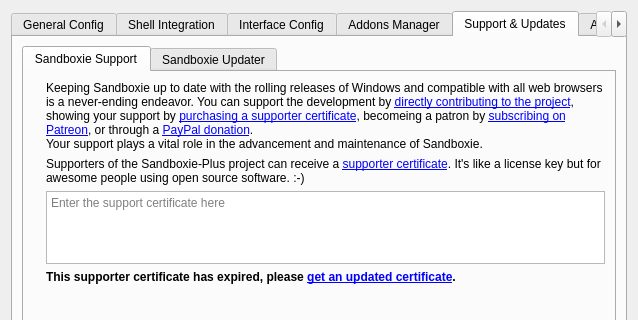
Above: SandboxiePlus/SandMan/Forms/SettingsWindow.ui from sandboxie-plus/Sandboxie before the change; both pictures show x 0 to 638 and y 0 to 320 of the 638 by 508 pixel window. Below: the same form after it.
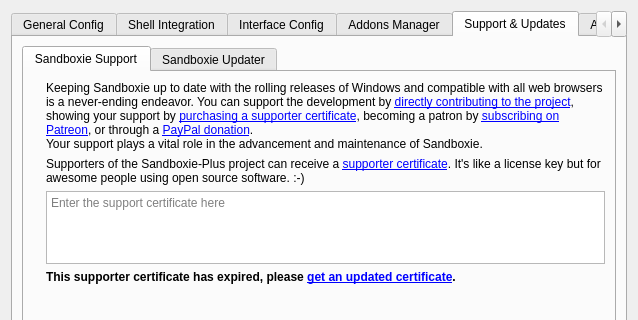
That is the form after the change. The open tabs and pages were chosen to show the change. Icons and pictures are not drawn.

Diff of the .ui file:
```diff
--- a/SandboxiePlus/SandMan/Forms/SettingsWindow.ui
+++ b/SandboxiePlus/SandMan/Forms/SettingsWindow.ui
@@ -1283,7 +1283,7 @@
                   </sizepolicy>
                  </property>
                  <property name="text">
-                  <string>Keeping Sandboxie up to date with the rolling releases of Windows and compatible with all web browsers is a never-ending endeavor. You can support the development by &lt;a href=&quot;https://sandboxie-plus.com/go.php?to=sbie-contribute&quot;&gt;directly contributing to the project&lt;/a&gt;, showing your support by &lt;a href=&quot;https://sandboxie-plus.com/go.php?to=sbie-obtain-cert&quot;&gt;purchasing a supporter certificate&lt;/a&gt;, becomeing a patron by &lt;a href=&quot;https://sandboxie-plus.com/go.php?to=patreon&quot;&gt;subscribing on Patreon&lt;/a&gt;, or through a &lt;a href=&quot;https://sandboxie-plus.com/go.php?to=dontate&quot;&gt;PayPal donation&lt;/a&gt;.&lt;br /&gt;Your support plays a vital role in the advancement and maintenance of Sandboxie.</string>
+                  <string>Keeping Sandboxie up to date with the rolling releases of Windows and compatible with all web browsers is a never-ending endeavor. You can support the development by &lt;a href=&quot;https://sandboxie-plus.com/go.php?to=sbie-contribute&quot;&gt;directly contributing to the project&lt;/a&gt;, showing your support by &lt;a href=&quot;https://sandboxie-plus.com/go.php?to=sbie-obtain-cert&quot;&gt;purchasing a supporter certificate&lt;/a&gt;, becoming a patron by &lt;a href=&quot;https://sandboxie-plus.com/go.php?to=patreon&quot;&gt;subscribing on Patreon&lt;/a&gt;, or through a &lt;a href=&quot;https://sandboxie-plus.com/go.php?to=donate&quot;&gt;PayPal donation&lt;/a&gt;.&lt;br /&gt;Your support plays a vital role in the advancement and maintenance of Sandboxie.</string>
                  </property>
                  <property name="textFormat">
                   <enum>Qt::RichText</enum>
```
